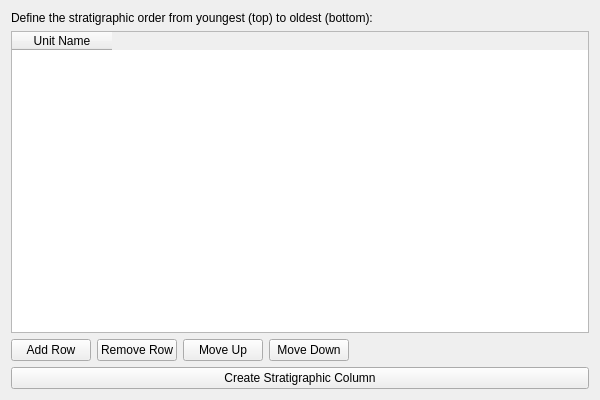
Qt form loopstructural/gui/map2loop_tools/user_defined_sorter_widget.ui (Loop3D/plugin_loopstructural) before a commit.
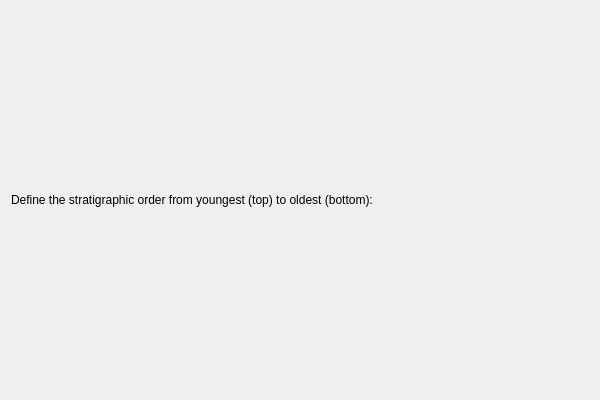
The same form after that commit.

Commit message: fix: loopstructural/map2loop share the same stratigraphic column widget/backend

```diff
--- a/loopstructural/gui/map2loop_tools/user_defined_sorter_widget.ui
+++ b/loopstructural/gui/map2loop_tools/user_defined_sorter_widget.ui
@@ -24,70 +24,6 @@
      </property>
     </widget>
    </item>
-   <item>
-    <widget class="QTableWidget" name="stratiColumnTable">
-     <property name="columnCount">
-      <number>1</number>
-     </property>
-     <column>
-      <property name="text">
-       <string>Unit Name</string>
-      </property>
-     </column>
-    </widget>
-   </item>
-   <item>
-    <layout class="QHBoxLayout" name="buttonLayout">
-     <item>
-      <widget class="QPushButton" name="addRowButton">
-       <property name="text">
-        <string>Add Row</string>
-       </property>
-      </widget>
-     </item>
-     <item>
-      <widget class="QPushButton" name="removeRowButton">
-       <property name="text">
-        <string>Remove Row</string>
-       </property>
-      </widget>
-     </item>
-     <item>
-      <widget class="QPushButton" name="moveUpButton">
-       <property name="text">
-        <string>Move Up</string>
-       </property>
-      </widget>
-     </item>
-     <item>
-      <widget class="QPushButton" name="moveDownButton">
-       <property name="text">
-        <string>Move Down</string>
-       </property>
-      </widget>
-     </item>
-     <item>
-      <spacer name="horizontalSpacer">
-       <property name="orientation">
-        <enum>Qt::Horizontal</enum>
-       </property>
-       <property name="sizeHint" stdset="0">
-        <size>
-         <width>40</width>
-         <height>20</height>
-        </size>
-       </property>
-      </spacer>
-     </item>
-    </layout>
-   </item>
-   <item>
-    <widget class="QPushButton" name="runButton">
-     <property name="text">
-      <string>Create Stratigraphic Column</string>
-     </property>
-    </widget>
-   </item>
   </layout>
  </widget>
  <resources/>
```
The commit also changes 7 other files.
